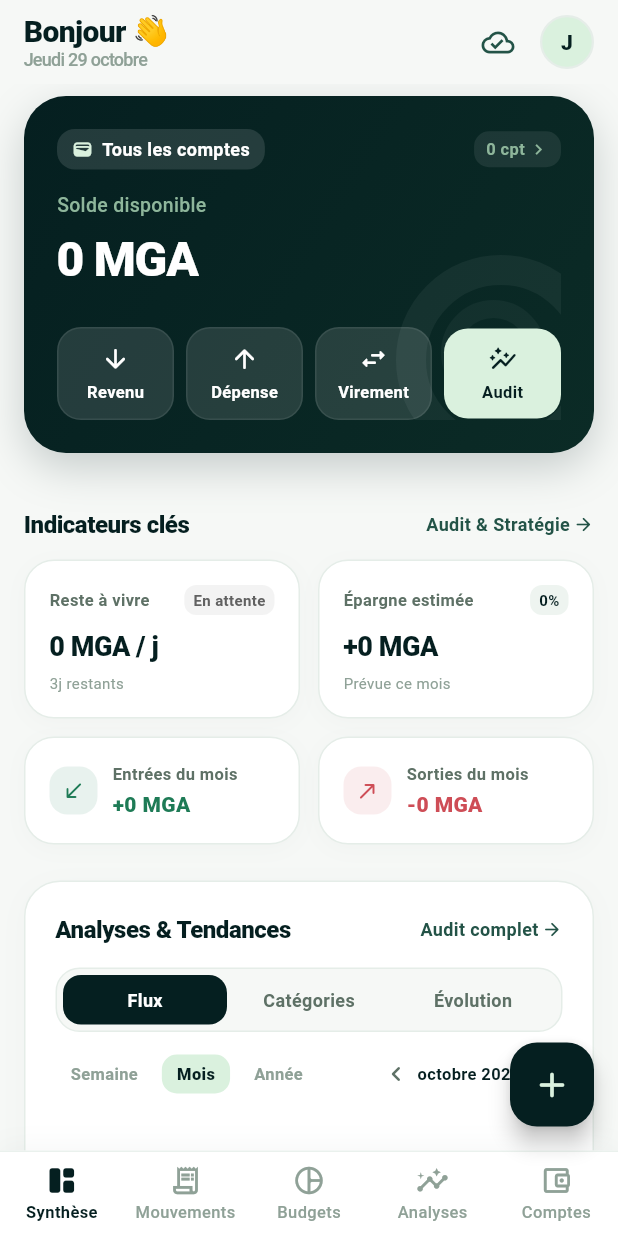
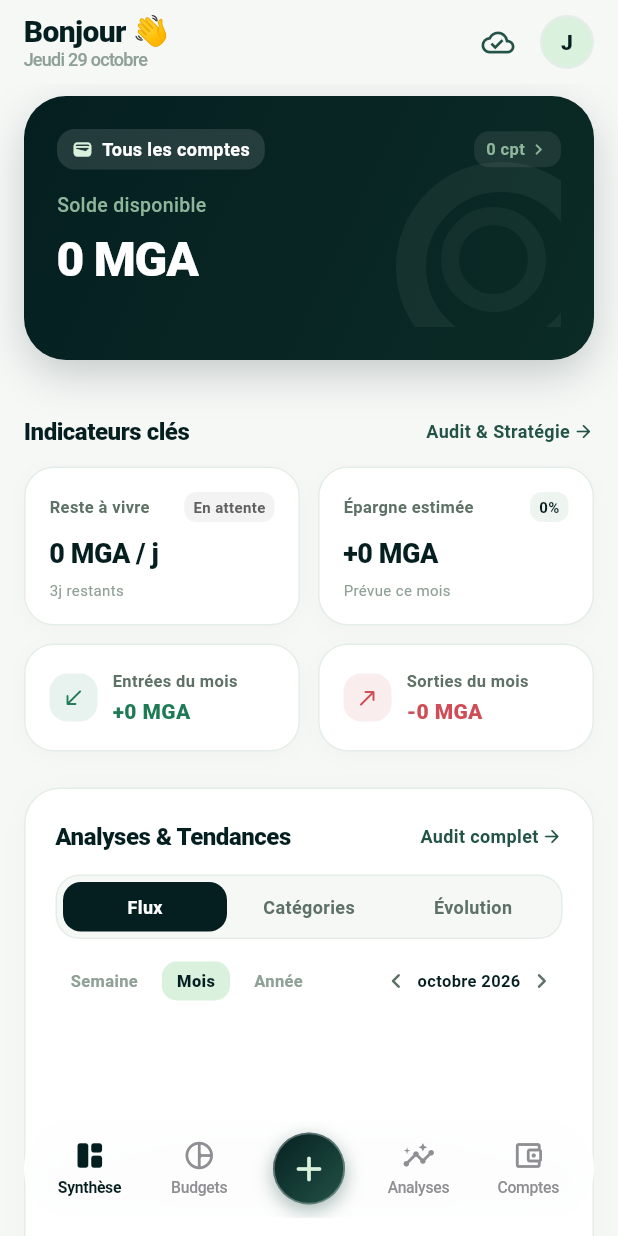
Before and after one commit to Ambinintsoa01/Finance_managment, a Flutter app: the screen it shows after launch, on a phone screen of 412 x 824 dp. Run offline on Flutter 3.47's test engine with Material 3 defaults, Android fonts, the phone set to English and light mode, and no system bars; our stand-ins replace connectivity_plus, drift, fl_chart, flutter_riverpod, local_auth, shared_preferences and 1 more; missing offline and left inert: local_auth_android, local_auth_darwin; accounts and stored records are empty; generated files the repository leaves out were written again.

Commit message:
dix design

```diff
--- a/gestion_finances/gestion_finances/lib/screens/dashboard/widgets/hero_balance_card.dart
+++ b/gestion_finances/gestion_finances/lib/screens/dashboard/widgets/hero_balance_card.dart
@@ -186,69 +186,69 @@ class HeroBalanceCard extends ConsumerWidget {
               const SizedBox(height: 22),
 
               // Dock d'actions rapides (comme la maquette : Entrée, Sortie, Virement, Stratégie)
-              Row(
-                children: [
-                  Expanded(
-                    child: _QuickActionButton(
-                      icon: Icons.arrow_downward_rounded,
-                      label: 'Revenu',
-                      isHighlight: false,
-                      onTap: () {
-                        Navigator.of(context).push(
-                          MaterialPageRoute(
-                            builder: (_) => const TransactionFormScreen(initialType: TxType.income),
-                          ),
-                        );
-                      },
-                    ),
-                  ),
-                  const SizedBox(width: 8),
-                  Expanded(
-                    child: _QuickActionButton(
-                      icon: Icons.arrow_upward_rounded,
-                      label: 'Dépense',
-                      isHighlight: false,
-                      onTap: () {
-                        Navigator.of(context).push(
-                          MaterialPageRoute(
-                            builder: (_) => const TransactionFormScreen(initialType: TxType.expense),
-                          ),
-                        );
-                      },
-                    ),
-                  ),
-                  const SizedBox(width: 8),
-                  Expanded(
-                    child: _QuickActionButton(
-                      icon: Icons.swap_horiz_rounded,
-                      label: 'Virement',
-                      isHighlight: false,
-                      onTap: () {
-                        Navigator.of(context).push(
-                          MaterialPageRoute(
-                            builder: (_) => const TransferFormScreen(),
-                          ),
-                        );
-                      },
-                    ),
-                  ),
-                  const SizedBox(width: 8),
-                  Expanded(
-                    child: _QuickActionButton(
-                      icon: Icons.auto_graph_rounded,
-                      label: 'Audit',
-                      isHighlight: true, // bouton contrasté vert menthe comme sur la maquette
-                      onTap: () {
-                        Navigator.of(context).push(
-                          MaterialPageRoute(
-                            builder: (_) => const FinancialAuditScreen(),
-                          ),
-                        );
-                      },
-                    ),
-                  ),
-                ],
-              ),
+              // Row(
+              //   children: [
+              //     Expanded(
+              //       child: _QuickActionButton(
+              //         icon: Icons.arrow_downward_rounded,
+              //         label: 'Revenu',
+              //         isHighlight: false,
+              //         onTap: () {
+              //           Navigator.of(context).push(
+              //             MaterialPageRoute(
+              //               builder: (_) => const TransactionFormScreen(initialType: TxType.income),
+              //             ),
+              //           );
+              //         },
+              //       ),
+              //     ),
+              //     const SizedBox(width: 8),
+              //     Expanded(
+              //       child: _QuickActionButton(
+              //         icon: Icons.arrow_upward_rounded,
+              //         label: 'Dépense',
+              //         isHighlight: false,
+              //         onTap: () {
+              //           Navigator.of(context).push(
+              //             MaterialPageRoute(
+              //               builder: (_) => const TransactionFormScreen(initialType: TxType.expense),
+              //             ),
+              //           );
+              //         },
+              //       ),
+              //     ),
+              //     const SizedBox(width: 8),
+              //     Expanded(
+              //       child: _QuickActionButton(
+              //         icon: Icons.swap_horiz_rounded,
+              //         label: 'Virement',
+              //         isHighlight: false,
+              //         onTap: () {
+              //           Navigator.of(context).push(
+              //             MaterialPageRoute(
+              //               builder: (_) => const TransferFormScreen(),
+              //             ),
+              //           );
+              //         },
+              //       ),
+              //     ),
+              //     const SizedBox(width: 8),
+              //     Expanded(
+              //       child: _QuickActionButton(
+              //         icon: Icons.auto_graph_rounded,
+              //         label: 'Audit',
+              //         isHighlight: true, // bouton contrasté vert menthe comme sur la maquette
+              //         onTap: () {
+              //           Navigator.of(context).push(
+              //             MaterialPageRoute(
+              //               builder: (_) => const FinancialAuditScreen(),
+              //             ),
+              //           );
+              //         },
+              //       ),
+              //     ),
+              //   ],
+              // ),
             ],
           ),
         ],
--- a/gestion_finances/gestion_finances/lib/screens/home_shell.dart
+++ b/gestion_finances/gestion_finances/lib/screens/home_shell.dart
@@ -1,3 +1,4 @@
+import 'dart:ui';
 import 'package:flutter/material.dart';
 
 import '../core/app_theme.dart';
@@ -26,9 +27,12 @@ class _HomeShellState extends State<HomeShell> {
     super.initState();
     _screens = [
       DashboardScreen(
-        onNavigateToTransactions: () => setState(() => _index = 1),
+        onNavigateToTransactions: () {
+          Navigator.of(context).push(
+            MaterialPageRoute(builder: (_) => const TransactionsScreen()),
+          );
+        },
       ),
-      const TransactionsScreen(),
       const BudgetsScreen(),
       const FinancialAuditScreen(),
       const AccountsScreen(),
@@ -46,24 +50,8 @@ class _HomeShellState extends State<HomeShell> {
   }
 
   Widget? _buildFab() {
-    switch (_index) {
-      case 0:
-      case 1:
-      case 2:
-      case 3:
-        return FloatingActionButton(
-          key: const ValueKey('fab_transaction'),
-          backgroundColor: AppTheme.emeraldDarkest,
-          foregroundColor: AppTheme.emeraldMint,
-          elevation: 6,
-          shape: RoundedRectangleBorder(
-            borderRadius: BorderRadius.circular(18),
-          ),
-          onPressed: _openTransactionForm,
-          tooltip: 'Ajouter une transaction',
-          child: const Icon(Icons.add_rounded, size: 28),
-        );
-      case 4:
+    // Le FAB ne s'affiche QUE dans l'onglet Comptes (_index == 3) pour créer des comptes
+    if (_index == 3) {
       return FloatingActionButton(
         key: const ValueKey('fab_account'),
         backgroundColor: AppTheme.emeraldDarkest,
@@ -76,102 +64,177 @@ class _HomeShellState extends State<HomeShell> {
         tooltip: 'Ajouter un compte',
         child: const Icon(Icons.add_rounded, size: 28),
       );
-      default:
+    }
     return null;
   }
+
+  Widget _buildNavItem({
+    required int index,
+    required IconData icon,
+    required IconData activeIcon,
+    required String label,
+  }) {
+    final isSelected = _index == index;
+    // Seul le bouton central "+" est coloré. Les autres onglets restent sobres et élégants (style Apple)
+    final color = isSelected ? AppTheme.emeraldDarkest : const Color(0xFF8E8E93);
+
+    return Expanded(
+      child: Material(
+        color: Colors.transparent,
+        child: InkWell(
+          onTap: () => setState(() => _index = index),
+          borderRadius: BorderRadius.circular(20),
+          splashColor: Colors.transparent,
+          highlightColor: Colors.transparent,
+          child: Padding(
+            padding: const EdgeInsets.symmetric(vertical: 8),
+            child: Column(
+              mainAxisSize: MainAxisSize.min,
+              mainAxisAlignment: MainAxisAlignment.center,
+              children: [
+                Icon(
+                  isSelected ? activeIcon : icon,
+                  size: 22,
+                  color: color,
+                ),
+                const SizedBox(height: 3),
+                Text(
+                  label,
+                  maxLines: 1,
+                  overflow: TextOverflow.ellipsis,
+                  style: TextStyle(
+                    fontSize: 10.5,
+                    fontWeight: isSelected ? FontWeight.w700 : FontWeight.w500,
+                    color: color,
+                    letterSpacing: -0.2,
+                  ),
+                ),
+              ],
+            ),
+          ),
+        ),
+      ),
+    );
+  }
+
+  Widget _buildCenterAddButton() {
+    return Expanded(
+      child: Center(
+        child: Tooltip(
+          message: 'Ajouter un mouvement',
+          child: Material(
+            color: Colors.transparent,
+            child: InkWell(
+              onTap: _openTransactionForm,
+              customBorder: const CircleBorder(),
+              splashColor: AppTheme.emeraldMint.withValues(alpha: 0.3),
+              highlightColor: Colors.transparent,
+              child: Container(
+                width: 48,
+                height: 48,
+                decoration: BoxDecoration(
+                  shape: BoxShape.circle,
+                  gradient: const LinearGradient(
+                    colors: [AppTheme.emeraldDarkest, AppTheme.emeraldPine],
+                    begin: Alignment.topLeft,
+                    end: Alignment.bottomRight,
+                  ),
+                  boxShadow: [
+                    BoxShadow(
+                      color: AppTheme.emeraldPine.withValues(alpha: 0.4),
+                      blurRadius: 10,
+                      offset: const Offset(0, 4),
+                    ),
+                  ],
+                  border: Border.all(
+                    color: Colors.white.withValues(alpha: 0.3),
+                    width: 1.2,
+                  ),
+                ),
+                child: const Icon(
+                  Icons.add_rounded,
+                  color: AppTheme.emeraldMint,
+                  size: 28,
+                ),
+              ),
+            ),
+          ),
+        ),
+      ),
+    );
   }
 
   @override
   Widget build(BuildContext context) {
     return Scaffold(
+      extendBody: true,
       body: IndexedStack(index: _index, children: _screens),
       floatingActionButton: _buildFab(),
-      bottomNavigationBar: Container(
+      bottomNavigationBar: SafeArea(
+        child: Padding(
+          padding: const EdgeInsets.fromLTRB(16, 0, 16, 12),
+          child: ClipRRect(
+            borderRadius: BorderRadius.circular(32),
+            child: BackdropFilter(
+              filter: ImageFilter.blur(sigmaX: 20, sigmaY: 20),
+              child: Container(
+                height: 66,
+                padding: const EdgeInsets.symmetric(horizontal: 6),
                 decoration: BoxDecoration(
-          color: Colors.white,
-          border: Border(
-            top: BorderSide(
-              color: AppTheme.cardBorder.withValues(alpha: 0.8),
-              width: 1,
+                  color: Colors.white.withValues(alpha: 0.75),
+                  borderRadius: BorderRadius.circular(32),
+                  border: Border.all(
+                    color: Colors.white.withValues(alpha: 0.85),
+                    width: 1.2,
                   ),
+                  boxShadow: [
+                    BoxShadow(
+                      color: const Color(0xFF051F20).withValues(alpha: 0.08),
+                      blurRadius: 24,
+                      offset: const Offset(0, 8),
+                      spreadRadius: 0,
                     ),
-          boxShadow: const [
                     BoxShadow(
-              color: Color(0x0A051F20),
-              blurRadius: 16,
-              offset: Offset(0, -2),
+                      color: Colors.white.withValues(alpha: 0.6),
+                      blurRadius: 1,
+                      offset: const Offset(0, -1),
                     ),
                   ],
                 ),
-        child: BottomNavigationBar(
-          currentIndex: _index,
-          type: BottomNavigationBarType.fixed,
-          backgroundColor: Colors.white,
-          selectedItemColor: AppTheme.emeraldDarkest,
-          unselectedItemColor: const Color(0xFF8FA197),
-          selectedFontSize: 11,
-          unselectedFontSize: 11,
-          elevation: 0,
-          onTap: (i) => setState(() => _index = i),
-          items: const [
-            BottomNavigationBarItem(
-              icon: Padding(
-                padding: EdgeInsets.only(bottom: 2),
-                child: Icon(Icons.space_dashboard_outlined, size: 22),
-              ),
-              activeIcon: Padding(
-                padding: EdgeInsets.only(bottom: 2),
-                child: Icon(Icons.space_dashboard_rounded, size: 22),
-              ),
+                child: Row(
+                  children: [
+                    _buildNavItem(
+                      index: 0,
+                      icon: Icons.space_dashboard_outlined,
+                      activeIcon: Icons.space_dashboard_rounded,
                       label: 'Synthèse',
                     ),
-            BottomNavigationBarItem(
-              icon: Padding(
-                padding: EdgeInsets.only(bottom: 2),
-                child: Icon(Icons.receipt_long_outlined, size: 22),
-              ),
-              activeIcon: Padding(
-                padding: EdgeInsets.only(bottom: 2),
-                child: Icon(Icons.receipt_long_rounded, size: 22),
-              ),
-              label: 'Mouvements',
-            ),
-            BottomNavigationBarItem(
-              icon: Padding(
-                padding: EdgeInsets.only(bottom: 2),
-                child: Icon(Icons.pie_chart_outline_rounded, size: 22),
-              ),
-              activeIcon: Padding(
-                padding: EdgeInsets.only(bottom: 2),
-                child: Icon(Icons.pie_chart_rounded, size: 22),
-              ),
+                    _buildNavItem(
+                      index: 1,
+                      icon: Icons.pie_chart_outline_rounded,
+                      activeIcon: Icons.pie_chart_rounded,
                       label: 'Budgets',
                     ),
-            BottomNavigationBarItem(
-              icon: Padding(
-                padding: EdgeInsets.only(bottom: 2),
-                child: Icon(Icons.insights_outlined, size: 22),
-              ),
-              activeIcon: Padding(
-                padding: EdgeInsets.only(bottom: 2),
-                child: Icon(Icons.insights_rounded, size: 22),
-              ),
+                    _buildCenterAddButton(),
+                    _buildNavItem(
+                      index: 2,
+                      icon: Icons.insights_outlined,
+                      activeIcon: Icons.insights_rounded,
                       label: 'Analyses',
                     ),
-            BottomNavigationBarItem(
-              icon: Padding(
-                padding: EdgeInsets.only(bottom: 2),
-                child: Icon(Icons.account_balance_wallet_outlined, size: 22),
-              ),
-              activeIcon: Padding(
-                padding: EdgeInsets.only(bottom: 2),
-                child: Icon(Icons.account_balance_wallet_rounded, size: 22),
-              ),
+                    _buildNavItem(
+                      index: 3,
+                      icon: Icons.account_balance_wallet_outlined,
+                      activeIcon: Icons.account_balance_wallet_rounded,
                       label: 'Comptes',
                     ),
                   ],
                 ),
               ),
+            ),
+          ),
+        ),
+      ),
     );
   }
 }
```
Lines whose indentation alone changed are shown as unchanged.
